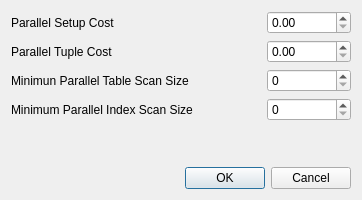
First picture: the form in GUI/pgdbatool/dlgparallelsettings.ui, repository marcotcal/PG-DBA-Tools, before the edit.
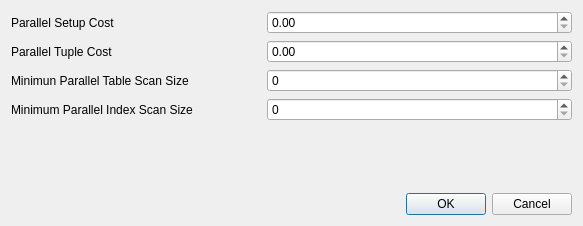
Second picture: the form after the edit.

Commit message: Adjust on parallelism

```diff
--- a/GUI/pgdbatool/dlgparallelsettings.ui
+++ b/GUI/pgdbatool/dlgparallelsettings.ui
@@ -6,8 +6,8 @@
    <rect>
     <x>0</x>
     <y>0</y>
-    <width>362</width>
-    <height>200</height>
+    <width>583</width>
+    <height>226</height>
    </rect>
   </property>
   <property name="windowTitle">
```
